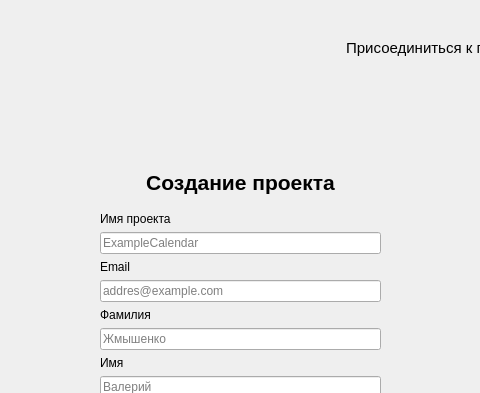
Before: the Qt Designer form client/TaskManager/widgets/authorization.ui in SUAI-43dep-paoxt/TP2024, drawn with Qt 5; both pictures show x 744 to 1224 and y 0 to 393 of the 1334 by 800 pixel window.
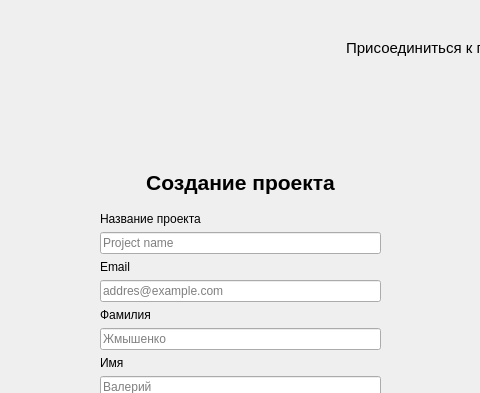
After: the same form once the commit is applied.

Diff of the .ui file:
```diff
--- a/client/TaskManager/widgets/authorization.ui
+++ b/client/TaskManager/widgets/authorization.ui
@@ -279,14 +279,14 @@
              <item>
               <widget class="QLabel" name="label_reg_calendar_name">
                <property name="text">
-                <string>Имя проекта</string>
+                <string>Название проекта</string>
                </property>
               </widget>
              </item>
              <item>
               <widget class="QLineEdit" name="lineEdit_reg_calendar_name">
                <property name="placeholderText">
-                <string>ExampleCalendar</string>
+                <string>Project name</string>
                </property>
               </widget>
              </item>
```
Left out of the diff: 4 changed lines with no effect on the pictures.
